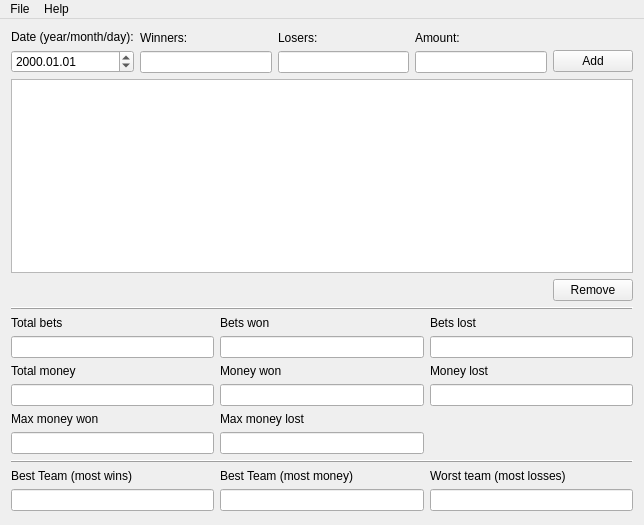
First picture: the form in mainwindow.ui, repository dhmitry/CSGO-Lounge-Statistics, before the edit.
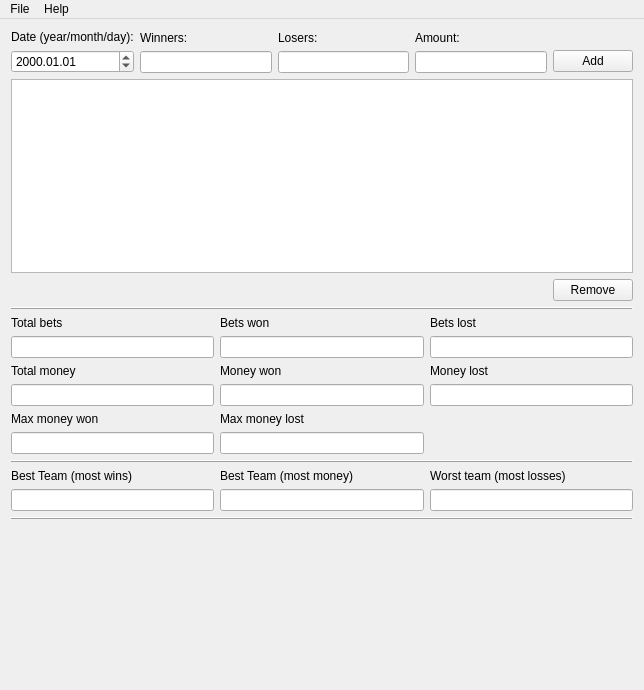
Second picture: the form after the edit. Custom widgets are drawn as their Qt base class.

Patch:
```diff
--- a/mainwindow.ui
+++ b/mainwindow.ui
@@ -7,7 +7,7 @@
     <x>0</x>
     <y>0</y>
     <width>644</width>
-    <height>525</height>
+    <height>690</height>
    </rect>
   </property>
   <property name="windowTitle">
@@ -412,8 +412,28 @@
         </item>
        </layout>
       </item>
+      <item row="6" column="0" colspan="3">
+       <widget class="QFrame" name="frame_3">
+        <property name="frameShape">
+         <enum>QFrame::HLine</enum>
+        </property>
+        <property name="frameShadow">
+         <enum>QFrame::Raised</enum>
+        </property>
+       </widget>
+      </item>
      </layout>
     </item>
+    <item>
+     <widget class="QCustomPlot" name="plot" native="true">
+      <property name="minimumSize">
+       <size>
+        <width>0</width>
+        <height>150</height>
+       </size>
+      </property>
+     </widget>
+    </item>
    </layout>
    <zorder>tableView</zorder>
    <zorder></zorder>
@@ -498,6 +518,14 @@
   </action>
  </widget>
  <layoutdefault spacing="6" margin="11"/>
+ <customwidgets>
+  <customwidget>
+   <class>QCustomPlot</class>
+   <extends>QWidget</extends>
+   <header>qcustomplot.h</header>
+   <container>1</container>
+  </customwidget>
+ </customwidgets>
  <resources/>
  <connections/>
 </ui>
```
Left out of the diff: 77 changed lines with no effect on the pictures.
